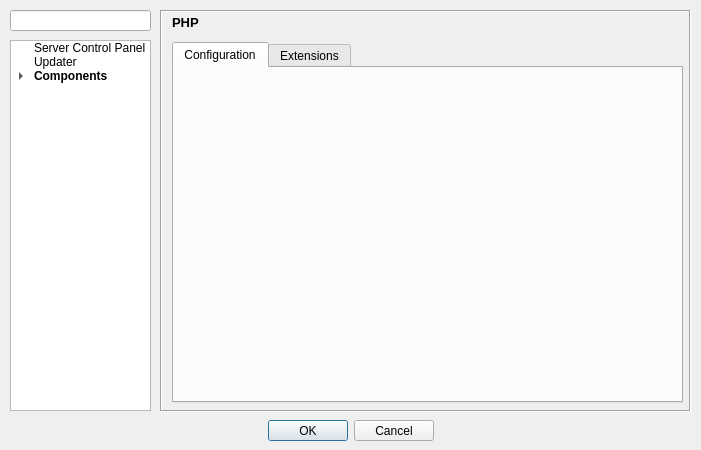
This is src/config/configurationdialog.ui in WPN-XM/server-control-panel as Qt 5 draws it before an edit. The edited form follows.
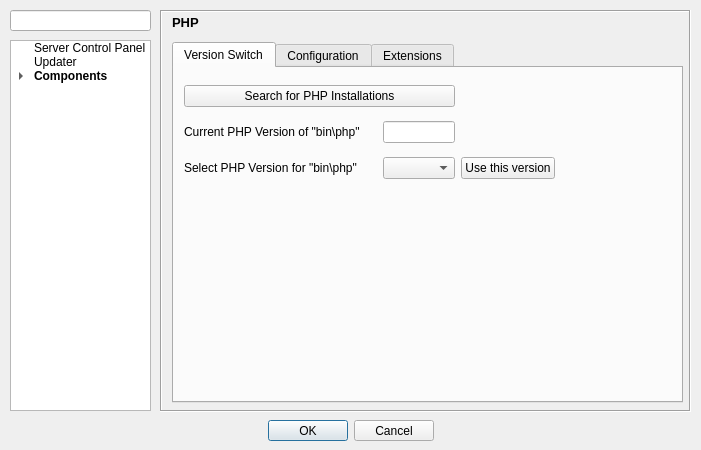
This is the edited form. The open tabs and pages were chosen to show the change. Icons and pictures are not drawn.

Commit message:
implemented PHP Version switching automatic folder versionizing for installed PHP folders inside bin PHP version switching by folder renaming
fixed updateServerStatusIndicators() by adding updateVersion(), that means on action "start" the version is updated

```diff
--- a/src/config/configurationdialog.ui
+++ b/src/config/configurationdialog.ui
@@ -790,7 +790,99 @@
      <property name="currentIndex">
       <number>0</number>
      </property>
-     <widget class="QWidget" name="php_tab_1">
+     <widget class="QWidget" name="php_tab_versionswitch">
+      <attribute name="title">
+       <string>Version Switch</string>
+      </attribute>
+      <widget class="QWidget" name="gridLayoutWidget_6">
+       <property name="geometry">
+        <rect>
+         <x>10</x>
+         <y>9</y>
+         <width>371</width>
+         <height>111</height>
+        </rect>
+       </property>
+       <layout class="QGridLayout" name="gridLayout_17">
+        <item row="2" column="0">
+         <widget class="QLabel" name="label_selectPHPVersion">
+          <property name="text">
+           <string>Select PHP Version for &quot;bin\php&quot;</string>
+          </property>
+         </widget>
+        </item>
+        <item row="0" column="0" colspan="3">
+         <widget class="QPushButton" name="pushButton_searchPHPInstallations">
+          <property name="text">
+           <string>Search for PHP Installations</string>
+          </property>
+         </widget>
+        </item>
+        <item row="2" column="3">
+         <widget class="QPushButton" name="pushButton_setPHPVersionForBinFolder">
+          <property name="text">
+           <string>Use this version</string>
+          </property>
+         </widget>
+        </item>
+        <item row="1" column="2">
+         <widget class="QLineEdit" name="lineEdit_currentPHPVersion">
+          <property name="enabled">
+           <bool>true</bool>
+          </property>
+          <property name="sizePolicy">
+           <sizepolicy hsizetype="Preferred" vsizetype="Fixed">
+            <horstretch>0</horstretch>
+            <verstretch>0</verstretch>
+           </sizepolicy>
+          </property>
+          <property name="maximumSize">
+           <size>
+            <width>16777215</width>
+            <height>16777215</height>
+           </size>
+          </property>
+          <property name="font">
+           <font>
+            <weight>75</weight>
+            <bold>true</bold>
+           </font>
+          </property>
+          <property name="frame">
+           <bool>true</bool>
+          </property>
+          <property name="alignment">
+           <set>Qt::AlignJustify|Qt::AlignVCenter</set>
+          </property>
+         </widget>
+        </item>
+        <item row="1" column="0">
+         <widget class="QLabel" name="label_currentPHPVersion">
+          <property name="text">
+           <string>Current PHP Version of &quot;bin\php&quot;</string>
+          </property>
+         </widget>
+        </item>
+        <item row="2" column="2">
+         <widget class="QComboBox" name="comboBox_PHPVersions"/>
+        </item>
+        <item row="1" column="1" rowspan="2">
+         <spacer name="horizontalSpacer_2">
+          <property name="orientation">
+           <enum>Qt::Horizontal</enum>
+          </property>
+          <property name="sizeHint" stdset="0">
+           <size>
+            <width>150</width>
+            <height>20</height>
+           </size>
+          </property>
+         </spacer>
+        </item>
+       </layout>
+      </widget>
+     </widget>
+     <widget class="QWidget" name="php_tab_configuration">
       <attribute name="title">
        <string>Configuration</string>
       </attribute>
```
Left out of the diff: 4 changed lines with no effect on the pictures. The commit also changes 6 other files.
